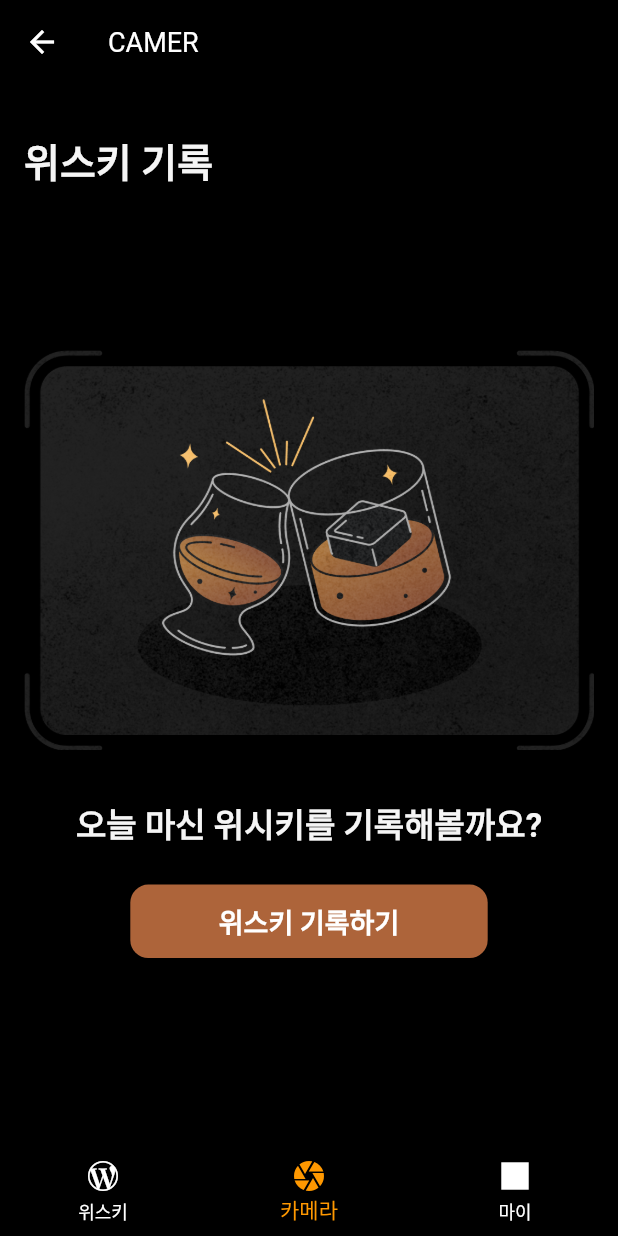
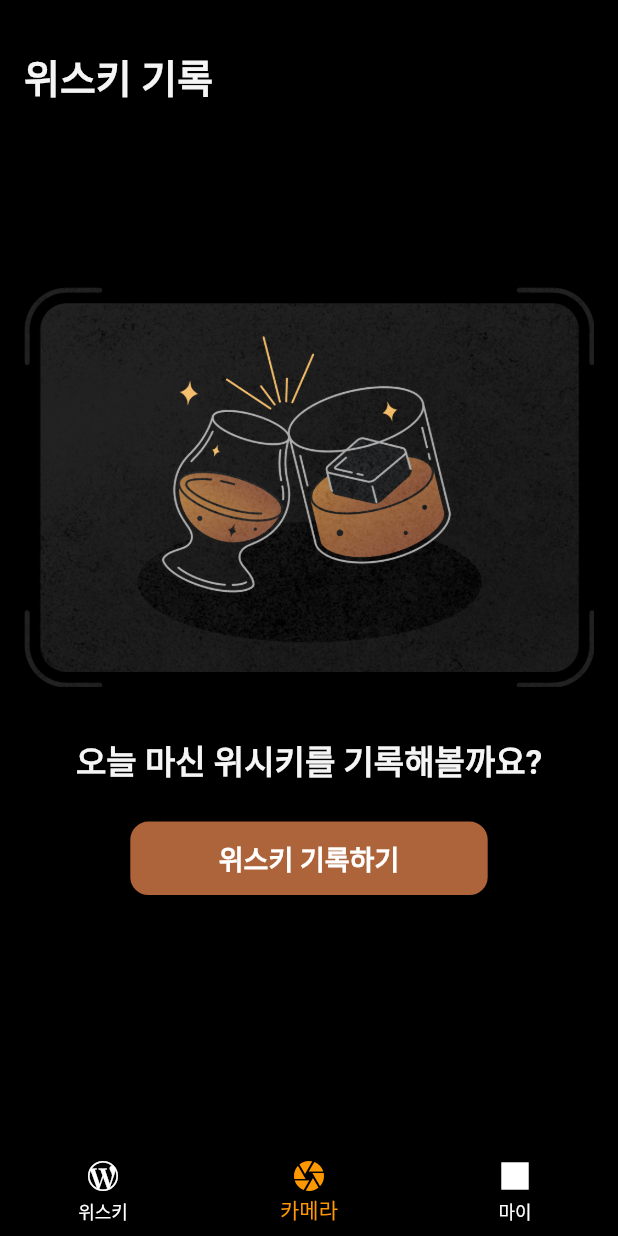
Before and after one commit to earning-rightly/whilabel, a Flutter app: the screen it shows after launch, item 2 of the bottom bar chosen, on a phone screen of 412 x 824 dp. Run offline on Flutter 3.47's test engine with Material 2 defaults, Android fonts, the phone set to English and light mode, and no system bars; our stand-ins replace cloud_firestore, dartx, firebase_auth, firebase_core, flutter_dotenv, flutter_rating_bar and 7 more; missing offline and left inert: cloud_firestore_odm, kakao_flutter_sdk_user; accounts and stored records are empty; generated files the repository leaves out were written again; network calls fail; Roboto replaces fonts that are missing (Pretendard); project files that could hold a hidden picture were left out.

Commit message:
[delete] delete CameraView appbar on HomeView

```diff
--- a/apps/mobiles/whilabel/lib/screens/home/home_view.dart
+++ b/apps/mobiles/whilabel/lib/screens/home/home_view.dart
@@ -41,16 +41,7 @@ class _HomeViewState extends State<HomeView> {
             case 0:
               return buildHomeAppbar(context, myWhiskeyCounters);
             case 1:
-              return AppBar(
-                title: Container(
-                  width: double.infinity,
-                  alignment: Alignment.centerLeft,
-                  child: Text(
-                    "CAMER",
-                    style: Theme.of(context).textTheme.bodyMedium,
-                  ),
-                ),
-              );
+              break;
             case 2:
               break;
           }
```
